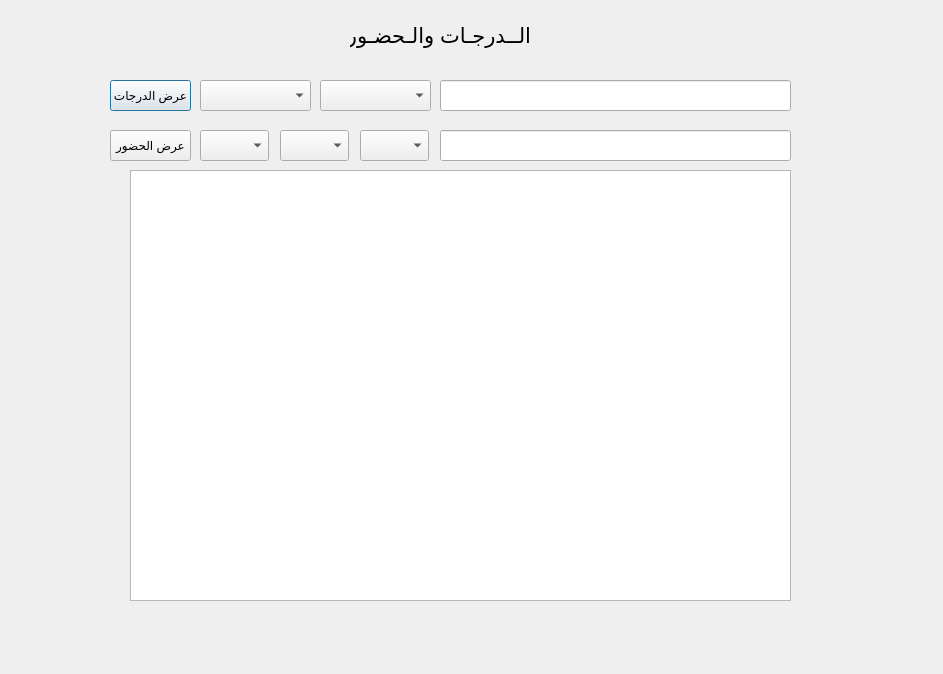
Above: student_manager/attgrades.ui from shedeed1/student_manager before the change. Below: the same form after it.
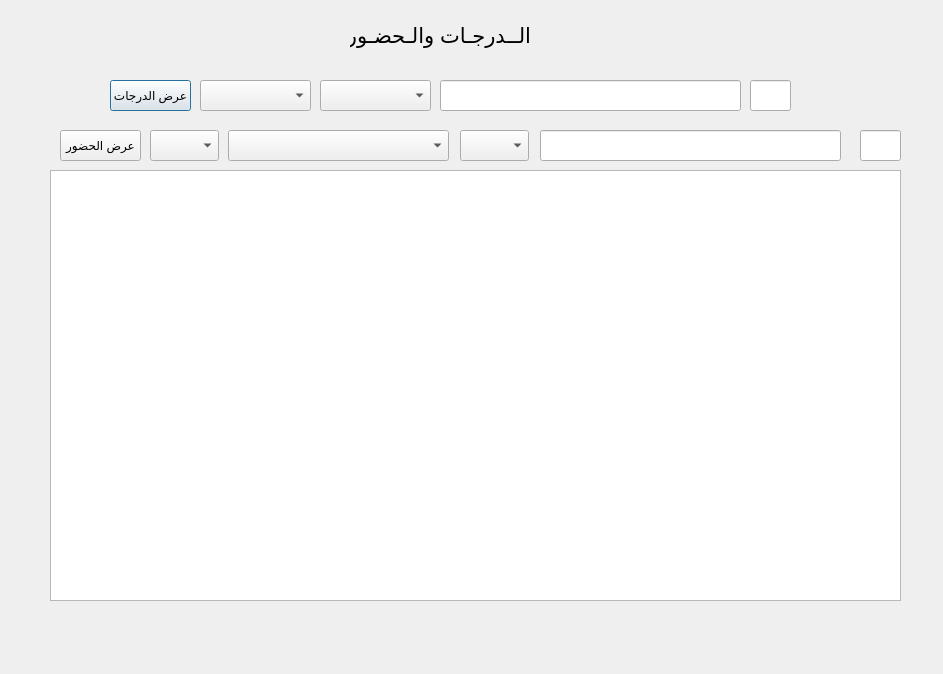
That is the form after the change.

The edit to the form file:
```diff
--- a/student_manager/attgrades.ui
+++ b/student_manager/attgrades.ui
@@ -16,9 +16,9 @@
   <widget class="QTableView" name="tableView">
    <property name="geometry">
     <rect>
-     <x>130</x>
+     <x>50</x>
      <y>170</y>
-     <width>661</width>
+     <width>851</width>
      <height>431</height>
     </rect>
    </property>
@@ -28,7 +28,7 @@
     <rect>
      <x>440</x>
      <y>80</y>
-     <width>351</width>
+     <width>301</width>
      <height>31</height>
     </rect>
    </property>
@@ -49,9 +49,9 @@
   <widget class="QLineEdit" name="lineEdit_2">
    <property name="geometry">
     <rect>
-     <x>440</x>
+     <x>540</x>
      <y>130</y>
-     <width>351</width>
+     <width>301</width>
      <height>31</height>
     </rect>
    </property>
@@ -59,7 +59,7 @@
   <widget class="QPushButton" name="pushButton_2">
    <property name="geometry">
     <rect>
-     <x>110</x>
+     <x>60</x>
      <y>130</y>
      <width>81</width>
      <height>31</height>
@@ -92,7 +92,7 @@
   <widget class="QComboBox" name="comboBox_5">
    <property name="geometry">
     <rect>
-     <x>360</x>
+     <x>460</x>
      <y>130</y>
      <width>69</width>
      <height>31</height>
@@ -102,9 +102,9 @@
   <widget class="QComboBox" name="comboBox_6">
    <property name="geometry">
     <rect>
-     <x>280</x>
+     <x>228</x>
      <y>130</y>
-     <width>69</width>
+     <width>221</width>
      <height>31</height>
     </rect>
    </property>
@@ -112,7 +112,7 @@
   <widget class="QComboBox" name="comboBox_7">
    <property name="geometry">
     <rect>
-     <x>200</x>
+     <x>150</x>
      <y>130</y>
      <width>69</width>
      <height>31</height>
@@ -137,6 +137,47 @@
     <string>الــدرجـات والـحضـور</string>
    </property>
   </widget>
+  <widget class="QLineEdit" name="id1">
+   <property name="geometry">
+    <rect>
+     <x>750</x>
+     <y>80</y>
+     <width>41</width>
+     <height>31</height>
+    </rect>
+   </property>
+  </widget>
+  <widget class="QLineEdit" name="id2">
+   <property name="geometry">
+    <rect>
+     <x>860</x>
+     <y>130</y>
+     <width>41</width>
+     <height>31</height>
+    </rect>
+   </property>
+  </widget>
+  <widget class="QLabel" name="label_2">
+   <property name="geometry">
+    <rect>
+     <x>350</x>
+     <y>620</y>
+     <width>271</width>
+     <height>41</height>
+    </rect>
+   </property>
+   <property name="font">
+    <font>
+     <pointsize>16</pointsize>
+    </font>
+   </property>
+   <property name="text">
+    <string/>
+   </property>
+   <property name="alignment">
+    <set>Qt::AlignCenter</set>
+   </property>
+  </widget>
  </widget>
  <resources/>
  <connections/>
```
Left out of the diff: 10 changed lines with no effect on the pictures.
